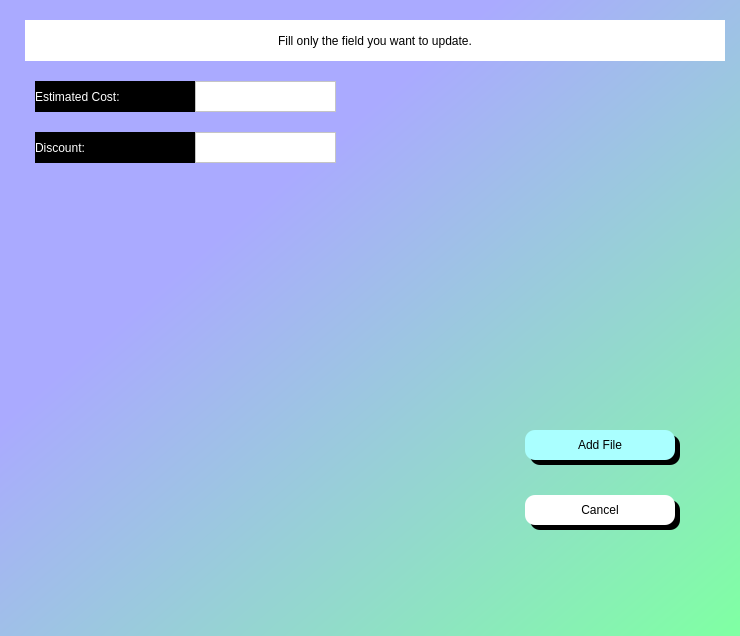
The window that files_updt.ui (Fayadkhan8911/Medico-Desktop-App) describes before a commit, drawn with Qt 5.
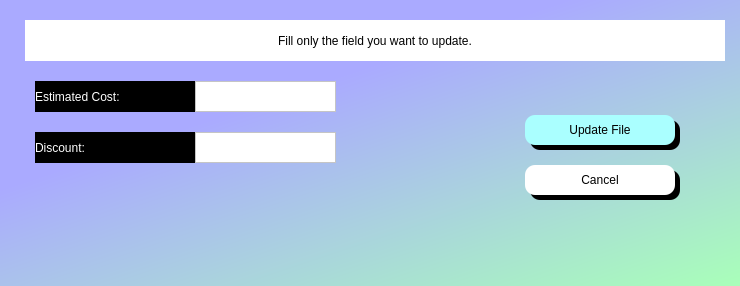
The same window after the commit.

```diff
--- a/files_updt.ui
+++ b/files_updt.ui
@@ -7,7 +7,7 @@
     <x>0</x>
     <y>0</y>
     <width>740</width>
-    <height>636</height>
+    <height>286</height>
    </rect>
   </property>
   <property name="windowTitle">
@@ -16,7 +16,8 @@
   <property name="styleSheet">
    <string notr="true">
 background-color: rgba(170, 170, 255,.6);
-background-color: qlineargradient(spread:repeat, x1:0, y1:0, x2:1, y2:1, stop:0.333333 rgba(170, 170, 255, 255), stop:0.988701 rgba(128, 255, 164, 255));</string>
+background-color: qlineargradient(spread:pad, x1:0, y1:0, x2:1, y2:1, stop:0 rgba(170, 170, 255, 255), stop:1 rgba(255, 255, 255, 255));
+background-color: qlineargradient(spread:pad, x1:0.403, y1:0.3125, x2:1, y2:1, stop:0 rgba(170, 170, 255, 255), stop:1 rgba(169, 255, 185, 255));</string>
   </property>
   <widget class="QLabel" name="fname_srch">
    <property name="geometry">
@@ -124,7 +125,7 @@
    <property name="geometry">
     <rect>
      <x>525</x>
-     <y>430</y>
+     <y>115</y>
      <width>150</width>
      <height>30</height>
     </rect>
@@ -147,14 +148,14 @@
 }</string>
    </property>
    <property name="text">
-    <string>Add File</string>
+    <string>Update File</string>
    </property>
   </widget>
   <widget class="QLabel" name="label_3">
    <property name="geometry">
     <rect>
      <x>530</x>
-     <y>435</y>
+     <y>120</y>
      <width>150</width>
      <height>30</height>
     </rect>
@@ -177,7 +178,7 @@
    <property name="geometry">
     <rect>
      <x>530</x>
-     <y>500</y>
+     <y>170</y>
      <width>150</width>
      <height>30</height>
     </rect>
@@ -200,7 +201,7 @@
    <property name="geometry">
     <rect>
      <x>525</x>
-     <y>495</y>
+     <y>165</y>
      <width>150</width>
      <height>30</height>
     </rect>
```
Left out of the diff: 4 changed lines with no effect on the pictures.
